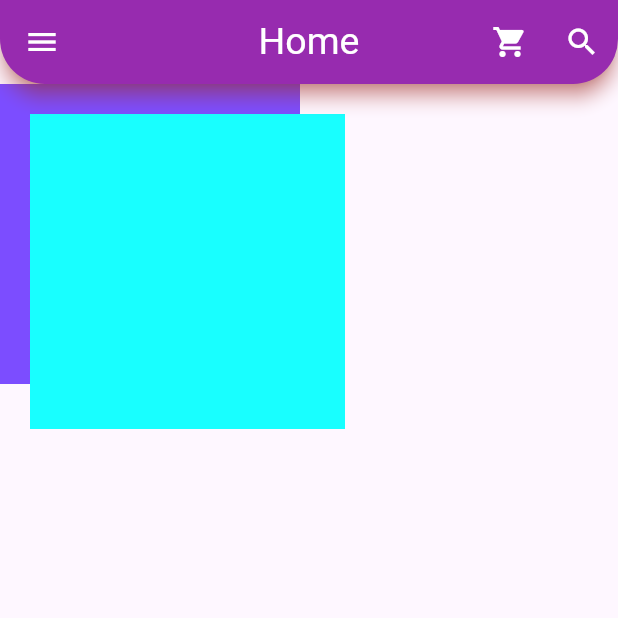
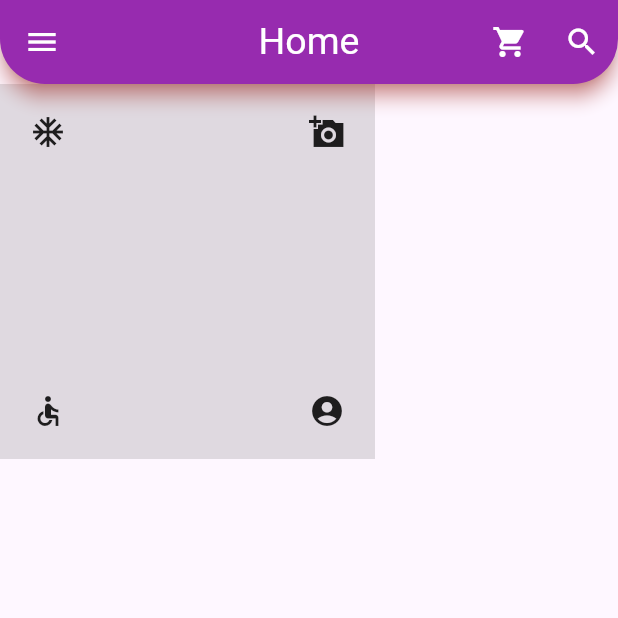
Before and after one commit to rifatalam26/my-first-app, a Flutter app: the screen it shows after launch, on a phone screen of 412 x 824 dp, the top half of it. Run offline on Flutter 3.47's test engine with Material 3 defaults, Android fonts, the phone set to English and light mode, and no system bars.

Commit message:
container Stack Position practice

```diff
--- a/lib/main.dart
+++ b/lib/main.dart
@@ -78,24 +78,13 @@ class _HomePageState extends State<HomePage> {
       body: Container(
         width: 250,
         height: 250,
+        color: Colors.black12,
         child: Stack(
           children: [
-            Container(
-              height: 200,
-              width: 200,
-              color: Colors.deepPurpleAccent,
-            ),
-            Positioned(
-              top: 20,
-              bottom: 20,
-              left: 20,
-              right: 20,
-              child: Container(
-                height: 150,
-                width: 150,
-                color: Colors.cyanAccent,
-              ),
-            )
+            Positioned(bottom: 20,right: 20, child: Icon(Icons.account_circle_sharp)),
+            Positioned(bottom: 20,left: 20, child: Icon(Icons.accessible)),
+            Positioned(top: 20,right: 20, child: Icon(Icons.add_a_photo_sharp)),
+            Positioned(top: 20,left: 20, child: Icon(Icons.ac_unit_outlined)),
           ],
         ),
       ),
```
